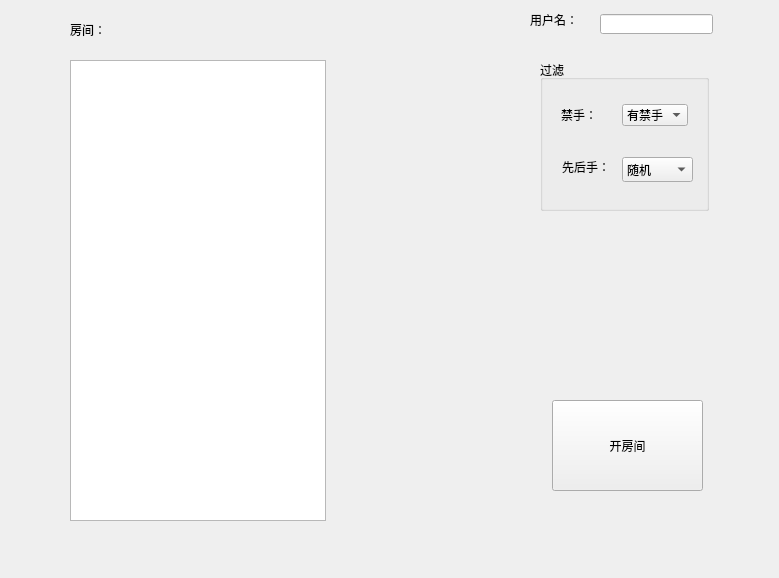
The window that netwindow.ui (lgb666666661/Gobang) describes before a commit, drawn with Qt 5.
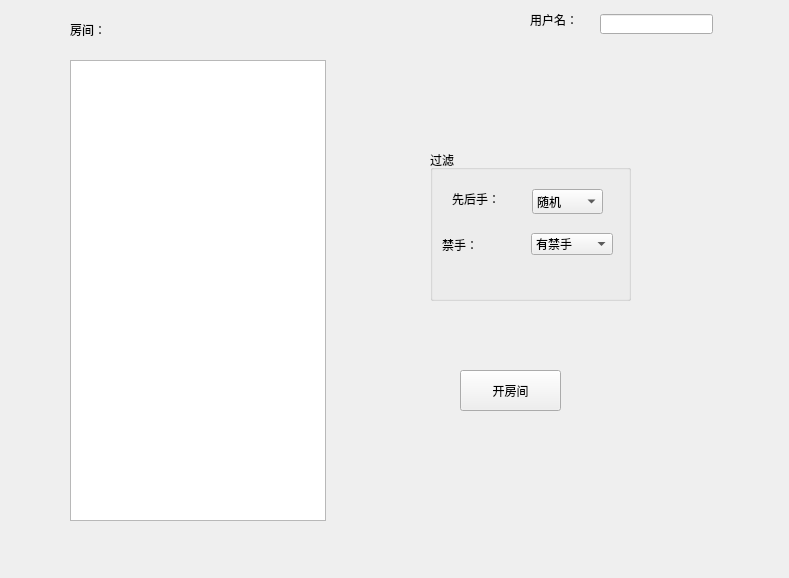
The same window after the commit.

Commit message: 修改创建房间按钮，和按钮位置

```diff
--- a/netwindow.ui
+++ b/netwindow.ui
@@ -6,10 +6,22 @@
    <rect>
     <x>0</x>
     <y>0</y>
-    <width>779</width>
+    <width>789</width>
     <height>578</height>
    </rect>
   </property>
+  <property name="minimumSize">
+   <size>
+    <width>789</width>
+    <height>578</height>
+   </size>
+  </property>
+  <property name="maximumSize">
+   <size>
+    <width>789</width>
+    <height>578</height>
+   </size>
+  </property>
   <property name="windowTitle">
    <string>Form</string>
   </property>
@@ -26,9 +38,9 @@
   <widget class="QGroupBox" name="groupBox">
    <property name="geometry">
     <rect>
-     <x>540</x>
-     <y>60</y>
-     <width>169</width>
+     <x>430</x>
+     <y>150</y>
+     <width>201</width>
      <height>151</height>
     </rect>
    </property>
@@ -36,33 +48,6 @@
     <string>过滤</string>
    </property>
    <layout class="QVBoxLayout" name="verticalLayout">
-    <item>
-     <widget class="QWidget" name="widget" native="true">
-      <layout class="QHBoxLayout" name="horizontalLayout_2">
-       <item>
-        <widget class="QLabel" name="label">
-         <property name="text">
-          <string>禁手：</string>
-         </property>
-        </widget>
-       </item>
-       <item>
-        <widget class="QComboBox" name="forbiddenCombolBox">
-         <item>
-          <property name="text">
-           <string>有禁手</string>
-          </property>
-         </item>
-         <item>
-          <property name="text">
-           <string>无禁手</string>
-          </property>
-         </item>
-        </widget>
-       </item>
-      </layout>
-     </widget>
-    </item>
     <item>
      <widget class="QWidget" name="widget_2" native="true">
       <widget class="QLabel" name="label_2">
@@ -70,7 +55,7 @@
         <rect>
          <x>10</x>
          <y>10</y>
-         <width>69</width>
+         <width>61</width>
          <height>20</height>
         </rect>
        </property>
@@ -81,7 +66,7 @@
       <widget class="QComboBox" name="colorCombolBox">
        <property name="geometry">
         <rect>
-         <x>70</x>
+         <x>90</x>
          <y>10</y>
          <width>71</width>
          <height>25</height>
@@ -103,6 +88,42 @@
         </property>
        </item>
       </widget>
+      <widget class="QWidget" name="widget" native="true">
+       <property name="geometry">
+        <rect>
+         <x>0</x>
+         <y>40</y>
+         <width>171</width>
+         <height>51</height>
+        </rect>
+       </property>
+       <layout class="QHBoxLayout" name="horizontalLayout_2">
+        <item>
+         <widget class="QLabel" name="label">
+          <property name="text">
+           <string>禁手：</string>
+          </property>
+         </widget>
+        </item>
+        <item>
+         <widget class="QComboBox" name="forbiddenCombolBox">
+          <property name="enabled">
+           <bool>true</bool>
+          </property>
+          <item>
+           <property name="text">
+            <string>有禁手</string>
+           </property>
+          </item>
+          <item>
+           <property name="text">
+            <string>无禁手</string>
+           </property>
+          </item>
+         </widget>
+        </item>
+       </layout>
+      </widget>
      </widget>
     </item>
    </layout>
@@ -110,10 +131,10 @@
   <widget class="QPushButton" name="openHouseButton">
    <property name="geometry">
     <rect>
-     <x>552</x>
-     <y>400</y>
-     <width>151</width>
-     <height>91</height>
+     <x>460</x>
+     <y>370</y>
+     <width>101</width>
+     <height>41</height>
     </rect>
    </property>
    <property name="text">
```
The commit also changes 3 other files.
